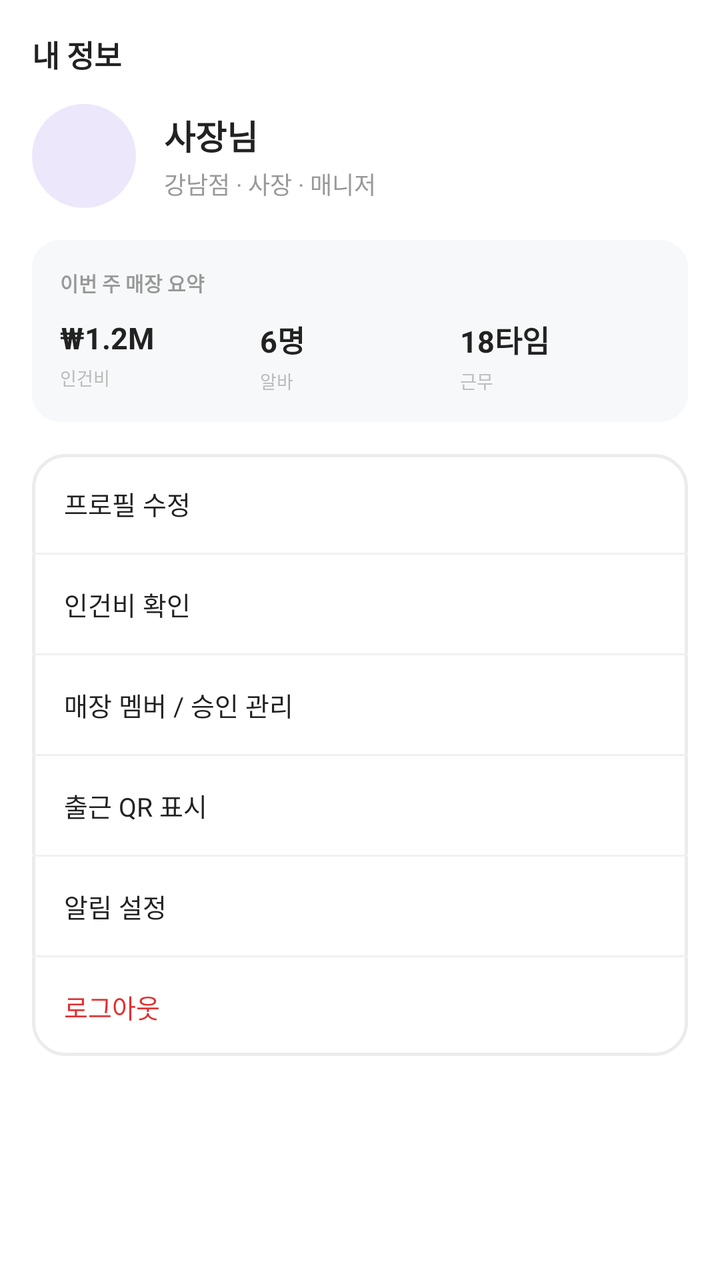
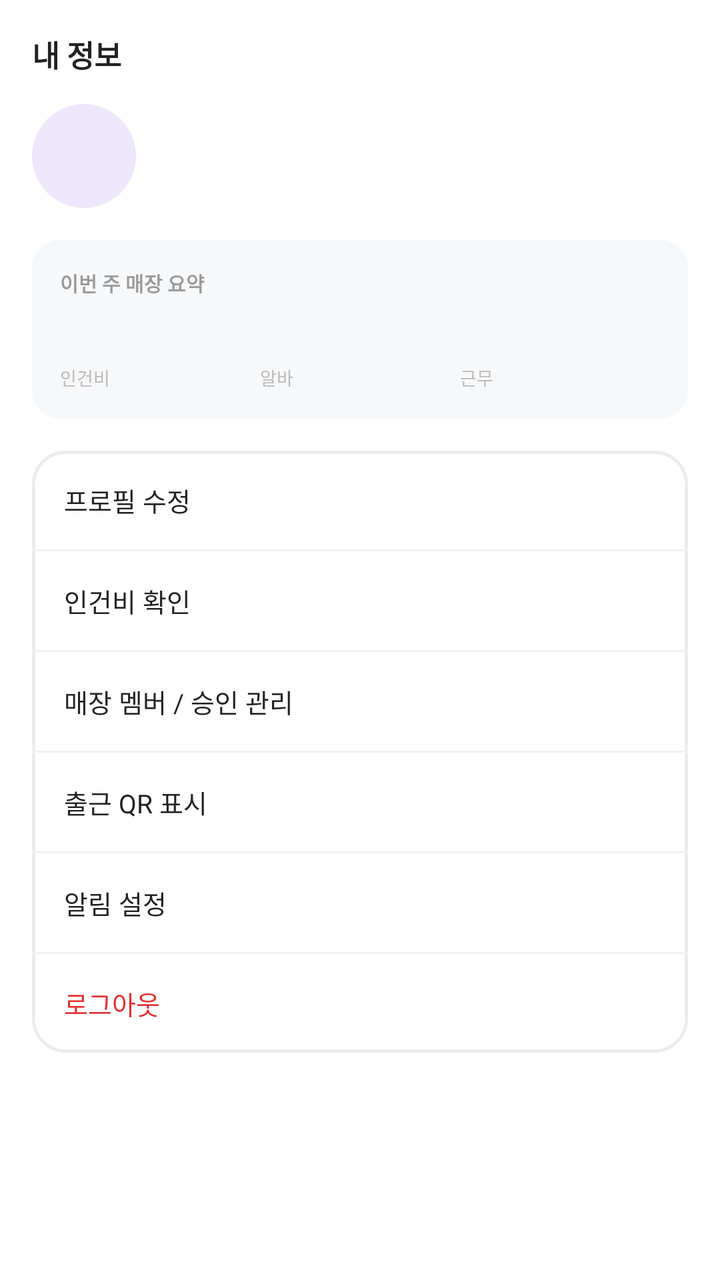

Compare the two renders of this Android layout. The source of the first and the diff that turns it into the second are given below.
<!-- AndroidManifest.xml: application theme Theme.PTManagerEmployer -->
<!-- res/layout/fragment_my.xml -->
<?xml version="1.0" encoding="utf-8"?>
<androidx.core.widget.NestedScrollView xmlns:android="http://schemas.android.com/apk/res/android"
    android:layout_width="match_parent"
    android:layout_height="match_parent"
    android:background="@color/white"
    android:fillViewport="true">

    <LinearLayout
        android:layout_width="match_parent"
        android:layout_height="wrap_content"
        android:orientation="vertical"
        android:paddingHorizontal="16dp"
        android:paddingTop="16dp"
        android:paddingBottom="24dp">

        <TextView
            android:layout_width="wrap_content"
            android:layout_height="wrap_content"
            android:text="내 정보"
            android:textColor="@color/text_primary"
            android:textSize="15sp"
            android:textStyle="bold" />

        
        <LinearLayout
            android:layout_width="match_parent"
            android:layout_height="wrap_content"
            android:layout_marginTop="14dp"
            android:orientation="horizontal"
            android:gravity="center_vertical">

            <View
                android:layout_width="52dp"
                android:layout_height="52dp"
                android:background="@drawable/bg_circle_blue" />

            <LinearLayout
                android:layout_width="0dp"
                android:layout_height="wrap_content"
                android:layout_weight="1"
                android:layout_marginStart="14dp"
                android:orientation="vertical">

                <TextView
                    android:id="@+id/tv_my_name"
                    android:layout_width="wrap_content"
                    android:layout_height="wrap_content"
                    android:text="사장님"
                    android:textColor="@color/text_primary"
                    android:textSize="17sp"
                    android:textStyle="bold" />

                <TextView
                    android:id="@+id/tv_my_sub"
                    android:layout_width="wrap_content"
                    android:layout_height="wrap_content"
                    android:layout_marginTop="3dp"
                    android:text="강남점 · 사장 · 매니저"
                    android:textColor="@color/text_tertiary"
                    android:textSize="12sp" />
            </LinearLayout>
        </LinearLayout>

        
        <LinearLayout
            android:layout_width="match_parent"
            android:layout_height="wrap_content"
            android:layout_marginTop="16dp"
            android:orientation="vertical"
            android:background="@drawable/bg_soft_gray"
            android:padding="14dp">

            <TextView
                android:layout_width="wrap_content"
                android:layout_height="wrap_content"
                android:text="이번 주 매장 요약"
                android:textColor="@color/text_tertiary"
                android:textSize="10sp"
                android:textStyle="bold" />

            <LinearLayout
                android:layout_width="match_parent"
                android:layout_height="wrap_content"
                android:layout_marginTop="10dp"
                android:orientation="horizontal"
                android:baselineAligned="false">

                <LinearLayout style="@style/SummaryCol">
                    <TextView style="@style/SummaryNum" android:text="₩1.2M" />
                    <TextView style="@style/SummaryLabel" android:text="인건비" />
                </LinearLayout>

                <LinearLayout style="@style/SummaryCol">
                    <TextView style="@style/SummaryNum" android:text="6명" />
                    <TextView style="@style/SummaryLabel" android:text="알바" />
                </LinearLayout>

                <LinearLayout style="@style/SummaryCol">
                    <TextView style="@style/SummaryNum" android:text="18타임" />
                    <TextView style="@style/SummaryLabel" android:text="근무" />
                </LinearLayout>
            </LinearLayout>
        </LinearLayout>

        
        <LinearLayout
            android:layout_width="match_parent"
            android:layout_height="wrap_content"
            android:layout_marginTop="16dp"
            android:orientation="vertical"
            android:background="@drawable/bg_card"
            android:divider="@drawable/divider_line"
            android:showDividers="middle">

            <TextView android:id="@+id/row_profile" style="@style/MenuRow" android:text="프로필 수정" />
            <TextView android:id="@+id/row_labor" style="@style/MenuRow" android:text="인건비 확인" />
            <TextView android:id="@+id/row_members" style="@style/MenuRow" android:text="매장 멤버 / 승인 관리" />
            <TextView android:id="@+id/row_qr" style="@style/MenuRow" android:text="출근 QR 표시" />
            <TextView android:id="@+id/row_noti" style="@style/MenuRow" android:text="알림 설정" />
            <TextView android:id="@+id/row_logout" style="@style/MenuRow" android:text="로그아웃" android:textColor="@color/accent_red" />
        </LinearLayout>
    </LinearLayout>
</androidx.core.widget.NestedScrollView>
<!-- resources referenced by this layout -->
<resources>
  <color name="accent_red">#E03131</color>
  <color name="text_primary">#222222</color>
  <color name="text_tertiary">#999999</color>
  <color name="white">#FFFFFFFF</color>
  <!-- drawable bg_card (drawable) -->
  <?xml version="1.0" encoding="utf-8"?>
  <shape xmlns:android="http://schemas.android.com/apk/res/android" android:shape="rectangle">
      <solid android:color="@color/white" />
      <corners android:radius="16dp" />
      <stroke android:width="1.5dp" android:color="@color/border" />
  </shape>
  <!-- drawable bg_circle_blue (drawable) -->
  <?xml version="1.0" encoding="utf-8"?>
  <shape xmlns:android="http://schemas.android.com/apk/res/android" android:shape="oval">
      <solid android:color="@color/brand_chip" />
  </shape>
  <!-- drawable bg_soft_gray (drawable) -->
  <?xml version="1.0" encoding="utf-8"?>
  <shape xmlns:android="http://schemas.android.com/apk/res/android" android:shape="rectangle">
      <solid android:color="@color/surface_gray" />
      <corners android:radius="14dp" />
  </shape>
  <!-- drawable divider_line (drawable) -->
  <?xml version="1.0" encoding="utf-8"?>
  <shape xmlns:android="http://schemas.android.com/apk/res/android" android:shape="rectangle">
      <size android:height="1dp" />
      <solid android:color="@color/divider" />
  </shape>
  <style name="MenuRow">
          <item name="android:layout_width">match_parent</item>
          <item name="android:layout_height">wrap_content</item>
          <item name="android:textColor">@color/text_primary</item>
          <item name="android:textSize">13sp</item>
          <item name="android:paddingHorizontal">16dp</item>
          <item name="android:paddingVertical">15dp</item>
          <item name="android:background">?attr/selectableItemBackground</item>
      </style>
  <style name="SummaryCol">
          <item name="android:layout_width">0dp</item>
          <item name="android:layout_height">wrap_content</item>
          <item name="android:layout_weight">1</item>
          <item name="android:orientation">vertical</item>
      </style>
  <style name="SummaryLabel">
          <item name="android:layout_width">wrap_content</item>
          <item name="android:layout_height">wrap_content</item>
          <item name="android:layout_marginTop">3dp</item>
          <item name="android:textColor">@color/text_hint</item>
          <item name="android:textSize">9sp</item>
      </style>
  <style name="SummaryNum">
          <item name="android:layout_width">wrap_content</item>
          <item name="android:layout_height">wrap_content</item>
          <item name="android:textColor">@color/text_primary</item>
          <item name="android:textSize">15sp</item>
          <item name="android:textStyle">bold</item>
      </style>
  <style name="Theme.PTManagerEmployer" parent="Base.Theme.PTManagerEmployer" />
  <color name="border">#ECECEC</color>
  <color name="brand_chip">#EDE7FC</color>
  <color name="surface_gray">#F7F8FA</color>
  <color name="divider">#F1F1F1</color>
  <color name="text_hint">#BBBBBB</color>
  <style name="Base.Theme.PTManagerEmployer" parent="Theme.Material3.Light.NoActionBar">
          <item name="colorPrimary">@color/brand</item>
          <item name="colorOnPrimary">@color/white</item>
          <item name="colorSurface">@color/white</item>
          <item name="colorOnSurface">@color/text_primary</item>
          <item name="android:colorBackground">@color/white</item>
          <item name="android:statusBarColor">@color/white</item>
          <item name="android:navigationBarColor">@color/white</item>
          <item name="android:windowLightStatusBar">true</item>
          <item name="android:windowLightNavigationBar" tools:targetApi="o_mr1">true</item>
      </style>
  <color name="brand">#7048E8</color>
</resources>

<!-- the commit's change to res/layout/fragment_my.xml (unified diff, before → after) -->
@@ -45,7 +45,7 @@
                     android:id="@+id/tv_my_name"
                     android:layout_width="wrap_content"
                     android:layout_height="wrap_content"
-                    android:text="사장님"
+                    android:text=""
                     android:textColor="@color/text_primary"
                     android:textSize="17sp"
                     android:textStyle="bold" />
@@ -55,7 +55,7 @@
                     android:layout_width="wrap_content"
                     android:layout_height="wrap_content"
                     android:layout_marginTop="3dp"
-                    android:text="강남점 · 사장 · 매니저"
+                    android:text=""
                     android:textColor="@color/text_tertiary"
                     android:textSize="12sp" />
             </LinearLayout>
@@ -86,17 +86,17 @@
                 android:baselineAligned="false">
 
                 <LinearLayout style="@style/SummaryCol">
-                    <TextView style="@style/SummaryNum" android:text="₩1.2M" />
+                    <TextView style="@style/SummaryNum" android:text="" />
                     <TextView style="@style/SummaryLabel" android:text="인건비" />
                 </LinearLayout>
 
                 <LinearLayout style="@style/SummaryCol">
-                    <TextView style="@style/SummaryNum" android:text="6명" />
+                    <TextView style="@style/SummaryNum" android:text="" />
                     <TextView style="@style/SummaryLabel" android:text="알바" />
                 </LinearLayout>
 
                 <LinearLayout style="@style/SummaryCol">
-                    <TextView style="@style/SummaryNum" android:text="18타임" />
+                    <TextView style="@style/SummaryNum" android:text="" />
                     <TextView style="@style/SummaryLabel" android:text="근무" />
                 </LinearLayout>
             </LinearLayout>
